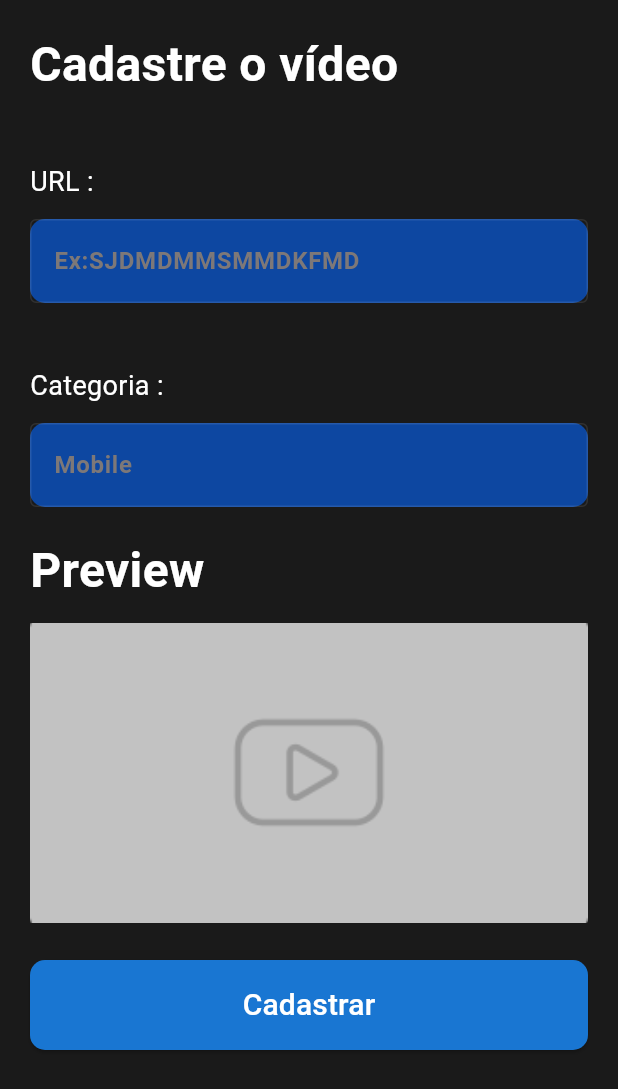
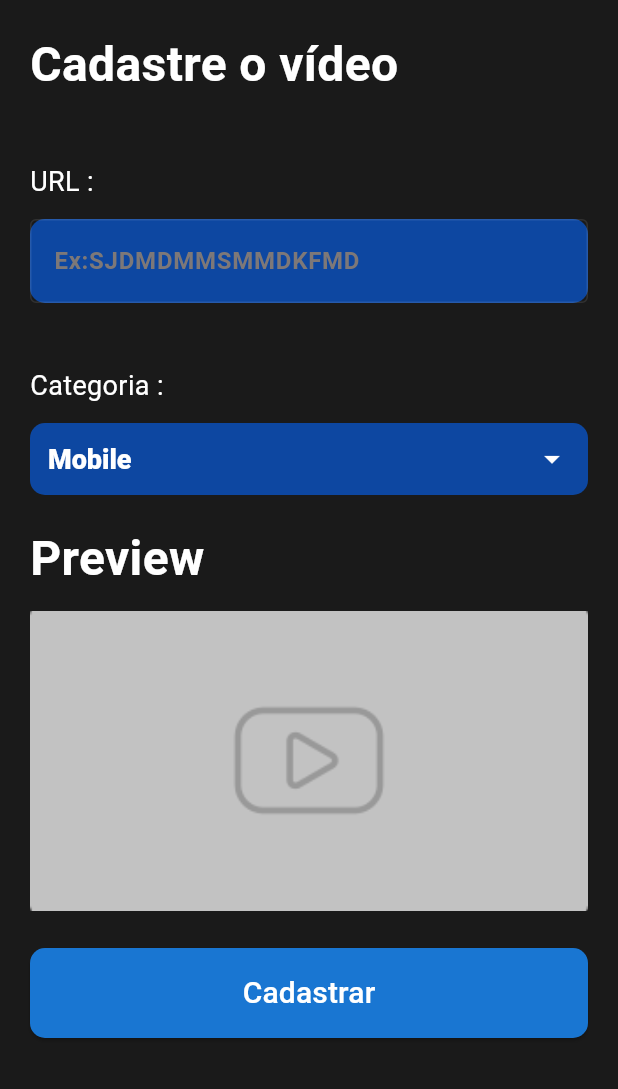
Before and after one commit to calebetadeu/mobflix-alura-challenge, a Flutter app: the CadasterScreen screen opened by its route, on a phone screen of 412 x 824 dp. Shown: the top 1089 px of the screen. Run offline on Flutter 3.47's test engine with Material 2 defaults, Android fonts, the phone set to English and light mode, and no system bars; our stand-ins replace google_fonts; Roboto replaces fonts that are missing (Hind).

Commit message:
Select input em categoryType

```diff
--- a/lib/components/card_youtube_list_vertical.dart
+++ b/lib/components/card_youtube_list_vertical.dart
@@ -2,7 +2,7 @@ import 'package:flutter/material.dart';
 import 'package:provider/provider.dart';
 
 import '../model/card_youtube_model.dart';
-import '../providers/mobiflix_provider.dart';
+import '../routes/mobiflix_provider.dart';
 import 'card_youtube_image.dart';
 
 class CardYoutubeList extends StatelessWidget {
@@ -22,7 +22,9 @@ class CardYoutubeList extends StatelessWidget {
             itemBuilder: (BuildContext context, int index) {
               CardYoutubeModel model = list[index];
               return CardYoutubeImage(
-                   type:model.type  ,category: model.category, image: model.imageAsset);
+                  type: model.type,
+                  category: model.category,
+                  image: model.imageAsset);
             },
           ),
         );
--- /dev/null
+++ b/lib/components/input_select_cadaster.dart
@@ -0,0 +1,91 @@
+import 'package:flutter/material.dart';
+import 'package:mobflix_alura_challenge/model/selected_category_model.dart';
+
+class InputSelectedCadaster extends StatefulWidget {
+  const InputSelectedCadaster({
+    Key? key,
+    required this.label,
+    required this.hint,
+    required this.categoryList,
+    required this.initialValue,
+  }) : super(key: key);
+
+  final String label;
+  final String hint;
+  final List<SelectedCategoryModel> categoryList;
+  final SelectedCategoryModel initialValue;
+
+  @override
+  _InputSelectedCadasterState createState() => _InputSelectedCadasterState();
+}
+
+class _InputSelectedCadasterState extends State<InputSelectedCadaster> {
+  late SelectedCategoryModel _selectedOption;
+
+  @override
+  void initState() {
+    super.initState();
+    _selectedOption = widget.initialValue;
+  }
+
+  @override
+  Widget build(BuildContext context) {
+    return Padding(
+      padding: const EdgeInsets.only(top: 42),
+      child: Column(
+        crossAxisAlignment: CrossAxisAlignment.start,
+        children: [
+          Text(
+            "${widget.label} :",
+            style: const TextStyle(color: Colors.white),
+          ),
+          const SizedBox(height: 12.0),
+          Container(
+            width: double.infinity,
+            decoration: BoxDecoration(
+              color: Colors.blue.shade900,
+              borderRadius: BorderRadius.circular(10.0),
+            ),
+            child: Padding(
+              padding: const EdgeInsets.symmetric(horizontal: 12.0),
+              child: DropdownButton<SelectedCategoryModel>(
+                isExpanded: true,
+                value: _selectedOption,
+                icon: const Icon(
+                  Icons.arrow_drop_down,
+                  color: Colors.white,
+                ),
+                iconSize: 24,
+                elevation: 16,
+                dropdownColor: Colors.blue.shade900,
+                style: const TextStyle(
+                  color: Colors.white,
+                  fontWeight: FontWeight.w800,
+                  fontSize: 18,
+                ),
+                underline: Container(
+                  height: 0,
+                  color: Colors.blue.shade900,
+                ),
+                onChanged: (SelectedCategoryModel? newValue) {
+                  setState(() {
+                    _selectedOption = newValue!;
+                  });
+                },
+                items: widget.categoryList
+                    .map<DropdownMenuItem<SelectedCategoryModel>>(
+                  (SelectedCategoryModel value) {
+                    return DropdownMenuItem<SelectedCategoryModel>(
+                      value: value,
+                      child: Text(value.categoryName),
+                    );
+                  },
+                ).toList(),
+              ),
+            ),
+          ),
+        ],
+      ),
+    );
+  }
+}
--- a/lib/components/tag_youtube_list_horizontal.dart
+++ b/lib/components/tag_youtube_list_horizontal.dart
@@ -1,8 +1,8 @@
 import 'package:flutter/material.dart';
 import 'package:mobflix_alura_challenge/model/card_youtube_model.dart';
-import 'package:mobflix_alura_challenge/providers/mobiflix_provider.dart';
 import 'package:provider/provider.dart';
 
+import '../routes/mobiflix_provider.dart';
 import 'tag_youtube.dart';
 
 class TagYoutubeListHorizontal extends StatelessWidget {
--- a/lib/main.dart
+++ b/lib/main.dart
@@ -1,6 +1,6 @@
 import 'package:flutter/material.dart';
-import 'package:mobflix_alura_challenge/providers/mobiflix_provider.dart';
 import 'package:mobflix_alura_challenge/routes/mobflix_routes.dart';
+import 'package:mobflix_alura_challenge/routes/mobiflix_provider.dart';
 import 'package:mobflix_alura_challenge/screens/cadaster_screen.dart';
 import 'package:mobflix_alura_challenge/screens/home_screen.dart';
 import 'package:provider/provider.dart';
@@ -23,7 +23,6 @@ class MyApp extends StatelessWidget {
   @override
   Widget build(BuildContext context) {
     return MaterialApp(
-      title: 'Flutter Demo',
       debugShowCheckedModeBanner: false,
       theme: MobflixTheme.theme,
       initialRoute: MobflixRoutes.home,
--- /dev/null
+++ b/lib/model/category_model.dart
@@ -0,0 +1,11 @@
+import 'card_youtube_model.dart';
+
+class CategoryModel {
+  final String categoryName;
+  final TypeCategory typeCategory;
+
+  CategoryModel({
+    required this.categoryName,
+    required this.typeCategory,
+  });
+}
--- /dev/null
+++ b/lib/model/selected_category_model.dart
@@ -0,0 +1,9 @@
+import 'package:mobflix_alura_challenge/model/card_youtube_model.dart';
+
+class SelectedCategoryModel {
+  final String categoryName;
+  final TypeCategory typeCategory;
+
+  SelectedCategoryModel(
+      {required this.categoryName, required this.typeCategory});
+}
--- a/lib/screens/cadaster_screen.dart
+++ b/lib/screens/cadaster_screen.dart
@@ -1,12 +1,32 @@
 import 'package:flutter/material.dart';
-import 'package:mobflix_alura_challenge/components/input.dart';
-import 'package:mobflix_alura_challenge/screens/home_screen.dart';
+import 'package:mobflix_alura_challenge/model/card_youtube_model.dart';
+
+import '../components/input_cadaster.dart';
+import '../components/input_select_cadaster.dart';
+import '../model/selected_category_model.dart';
+import 'home_screen.dart';
 
 class CadasterScreen extends StatelessWidget {
   const CadasterScreen({Key? key}) : super(key: key);
 
   @override
   Widget build(BuildContext context) {
+    List<SelectedCategoryModel> categoryList = [
+      SelectedCategoryModel(
+        categoryName: "Mobile",
+        typeCategory: TypeCategory.mobile,
+      ),
+      SelectedCategoryModel(
+        categoryName: "Front end",
+        typeCategory: TypeCategory.frontEnd,
+      ),
+      SelectedCategoryModel(
+        categoryName: "Progamção",
+        typeCategory: TypeCategory.programming,
+      ),
+      // Adicione mais categorias aqui
+    ];
+
     return Scaffold(
       body: SafeArea(
         child: Align(
@@ -15,7 +35,9 @@ class CadasterScreen extends StatelessWidget {
             padding: const EdgeInsets.only(
               left: 20.0,
               top: 20,
-                right: 20.0), // Adicione um espaço de margem à esquerda
+              right: 20.0,
+            ),
+            child: SingleChildScrollView(
               child: Column(
                 crossAxisAlignment: CrossAxisAlignment.start,
                 children: [
@@ -30,9 +52,11 @@ class CadasterScreen extends StatelessWidget {
                     label: "URL",
                     hint: "Ex:SJDMDMMSMMDKFMD",
                   ),
-                const InputCadaster(
-                  label: "Categoria",
-                  hint: "Mobile",
+                  InputSelectedCadaster(
+                    label: 'Categoria',
+                    hint: 'Selecione a área',
+                    categoryList: categoryList,
+                    initialValue: categoryList[0],
                   ),
                   const SizedBox(
                     height: 19,
@@ -66,15 +90,18 @@ class CadasterScreen extends StatelessWidget {
                       height: 60,
                       child: ElevatedButton(
                         onPressed: () {
-                        Navigator.pushReplacement(context,
-                            MaterialPageRoute(builder: (BuildContext context) {
+                          Navigator.pushReplacement(
+                            context,
+                            MaterialPageRoute(
+                              builder: (BuildContext context) {
                                 return const Home();
-                        }));
+                              },
+                            ),
+                          );
                         },
                         style: OutlinedButton.styleFrom(
                           shape: RoundedRectangleBorder(
-                          borderRadius: BorderRadius.circular(
-                              10), // Define o raio da borda
+                            borderRadius: BorderRadius.circular(10),
                           ),
                           backgroundColor: Colors.blue.shade700,
                         ),
@@ -84,8 +111,9 @@ class CadasterScreen extends StatelessWidget {
                         ),
                       ),
                     ),
-                )
+                  ),
                 ],
+              ),
             ),
           ),
         ),
```
Also changed, not shown: lib/components/input_cadaster.dart (renamed from lib/components/input.dart), lib/routes/mobiflix_provider.dart (renamed from lib/providers/mobiflix_provider.dart). Lines whose indentation alone changed are shown as unchanged.
